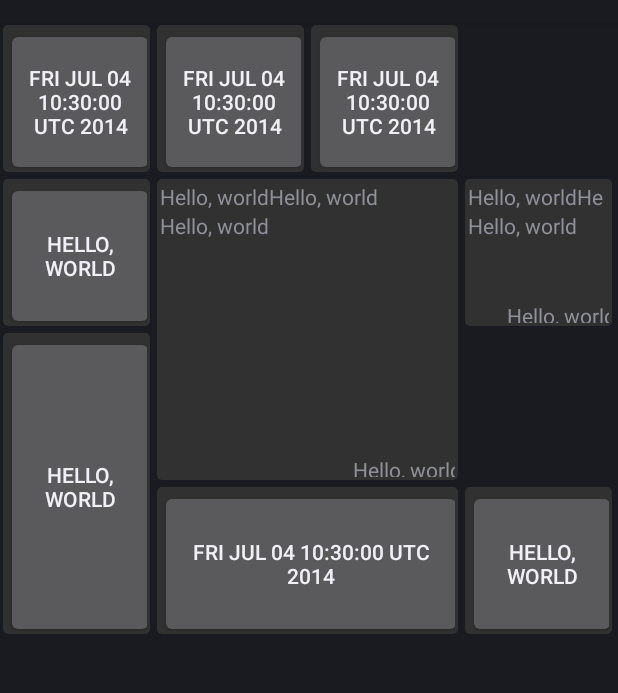
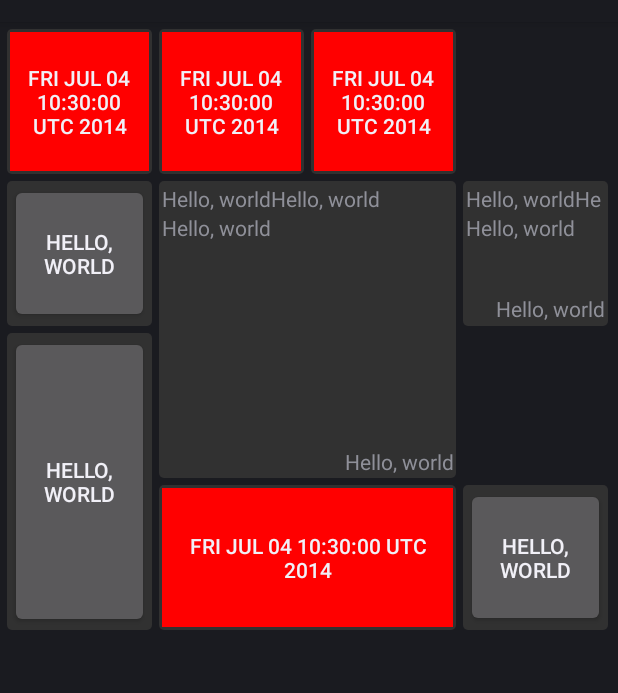
Before and after one commit to wealdtech/wealdtech-android, an Android app: the screen it shows after launch (TestActivity), on a phone screen of 412 x 824 dp, the part 62-755 px from its top. Run offline under Robolectric (Android 15) with nearby library versions, the phone set to English and light mode, and no system bars; libraries missing offline, so code that uses them is left out: ch.qos.logback, org.slf4j; 3 statements that could not run were skipped.

Commit message:
Fix tile layout and sizing

```diff
--- a/wealdtech-tiles/src/main/java/com/wealdtech/android/TestActivity.java
+++ b/wealdtech-tiles/src/main/java/com/wealdtech/android/TestActivity.java
@@ -6,7 +6,9 @@ import ch.qos.logback.classic.android.BasicLogcatConfigurator;
 import com.wealdtech.android.providers.DateProvider;
 import com.wealdtech.android.providers.PresetTextProvider;
 import com.wealdtech.android.providers.Provider;
-import com.wealdtech.android.tiles.*;
+import com.wealdtech.android.tiles.ClockTile;
+import com.wealdtech.android.tiles.MultiTextTile;
+import com.wealdtech.android.tiles.TextTile;
 import org.slf4j.Logger;
 import org.slf4j.LoggerFactory;
 
@@ -18,45 +20,79 @@ public class TestActivity extends Activity
 {
   private static final Logger LOG = LoggerFactory.getLogger(TestActivity.class);
 
+  Provider<Date> clockProvider;
+  Provider<String> textProvider;
+
+  public TestActivity()
+  {
+    clockProvider = new DateProvider();
+    textProvider = new PresetTextProvider("Hello, world");
+    holder = new ViewHolder();
+    BasicLogcatConfigurator.configureDefaultContext();
+  }
+
+  private class ViewHolder
+  {
+    public TextTile textTile1;
+    public TextTile textTile2;
+    public TextTile textTile3;
+    public ClockTile clockTile1;
+    public ClockTile clockTile2;
+    public ClockTile clockTile3;
+    public ClockTile clockTile4;
+    public MultiTextTile multiTextTile1;
+    public MultiTextTile multiTextTile2;
+  }
+  private ViewHolder holder;
+
   @Override
   public void onCreate(final Bundle savedInstanceState)
   {
     super.onCreate(savedInstanceState);
 
-    BasicLogcatConfigurator.configureDefaultContext();
-
-    LOG.error("Starting test activity");
-
     setContentView(R.layout.test_activity);
 
-    LOG.error("Finished setting content view");
-    final TileLayout layout = (TileLayout)findViewById(R.id.test_layout);
+//    final TileLayout layout = (TileLayout)findViewById(R.id.test_layout);
 
-    final Provider<Date> clockProvider = new DateProvider();
-    final Provider<String> textProvider = new PresetTextProvider("Hello, world");
+    holder.textTile1 = (TextTile)findViewById(R.id.test_layout_text_tile_1);
+    textProvider.addDataChangedListener(holder.textTile1);
+    holder.textTile2 = (TextTile)findViewById(R.id.test_layout_text_tile_2);
+    textProvider.addDataChangedListener(holder.textTile2);
+    holder.textTile3 = (TextTile)findViewById(R.id.test_layout_text_tile_3);
+    textProvider.addDataChangedListener(holder.textTile3);
 
-    final TextTile textTile1 = (TextTile)findViewById(R.id.test_layout_text_tile_1);
-    textProvider.addDataChangedListener(textTile1);
-    final TextTile textTile2 = (TextTile)findViewById(R.id.test_layout_text_tile_2);
-    textProvider.addDataChangedListener(textTile2);
-    final TextTile textTile3 = (TextTile)findViewById(R.id.test_layout_text_tile_3);
-    textProvider.addDataChangedListener(textTile3);
+    holder.clockTile1 = (ClockTile)findViewById(R.id.test_layout_clock_tile_1);
+    clockProvider.addDataChangedListener(holder.clockTile1);
+    holder.clockTile2 = (ClockTile)findViewById(R.id.test_layout_clock_tile_2);
+    clockProvider.addDataChangedListener(holder.clockTile2);
+    holder.clockTile3 = (ClockTile)findViewById(R.id.test_layout_clock_tile_3);
+    clockProvider.addDataChangedListener(holder.clockTile3);
+    holder.clockTile4 = (ClockTile)findViewById(R.id.test_layout_clock_tile_4);
+    clockProvider.addDataChangedListener(holder.clockTile4);
 
-    final ClockTile clockTile1 = (ClockTile)findViewById(R.id.test_layout_clock_tile_1);
-    clockProvider.addDataChangedListener(clockTile1);
-    final ClockTile clockTile2 = (ClockTile)findViewById(R.id.test_layout_clock_tile_2);
-    clockProvider.addDataChangedListener(clockTile2);
-    final ClockTile clockTile3 = (ClockTile)findViewById(R.id.test_layout_clock_tile_3);
-    clockProvider.addDataChangedListener(clockTile3);
-    final ClockTile clockTile4 = (ClockTile)findViewById(R.id.test_layout_clock_tile_4);
-    clockProvider.addDataChangedListener(clockTile4);
-
-    final MultiTextTile multiTextTile1 = (MultiTextTile)findViewById(R.id.test_layout_multi_text_tile_1);
-    textProvider.addDataChangedListener(multiTextTile1);
-    final MultiTextTile multiTextTile2 = (MultiTextTile)findViewById(R.id.test_layout_multi_text_tile_2);
-    textProvider.addDataChangedListener(multiTextTile2);
+    holder.multiTextTile1 = (MultiTextTile)findViewById(R.id.test_layout_multi_text_tile_1);
+    textProvider.addDataChangedListener(holder.multiTextTile1);
+    holder.multiTextTile2 = (MultiTextTile)findViewById(R.id.test_layout_multi_text_tile_2);
+    textProvider.addDataChangedListener(holder.multiTextTile2);
 
     clockProvider.startProviding();
     textProvider.startProviding();
   }
+
+  @Override
+  public void onDestroy()
+  {
+    clockProvider.stopProviding();
+    textProvider.stopProviding();
+    textProvider.removeDataChangedListener(holder.textTile1);
+    textProvider.removeDataChangedListener(holder.textTile2);
+    textProvider.removeDataChangedListener(holder.textTile3);
+    clockProvider.removeDataChangedListener(holder.clockTile1);
+    clockProvider.removeDataChangedListener(holder.clockTile2);
+    clockProvider.removeDataChangedListener(holder.clockTile3);
+    clockProvider.removeDataChangedListener(holder.clockTile4);
+    textProvider.removeDataChangedListener(holder.multiTextTile1);
+    textProvider.removeDataChangedListener(holder.multiTextTile2);
+    super.onDestroy();
+  }
 }
--- a/wealdtech-tiles/src/main/java/com/wealdtech/android/providers/AbstractProvider.java
+++ b/wealdtech-tiles/src/main/java/com/wealdtech/android/providers/AbstractProvider.java
@@ -101,6 +101,12 @@ public abstract class AbstractProvider<T> implements Provider<T>
     listener.setProvider(this);
   }
 
+  @Override
+  public void removeDataChangedListener(final DataChangedListener<T> listener)
+  {
+    listeners.remove(listener);
+  }
+
   protected void notifyListeners()
   {
     for (final DataChangedListener<T> listener : listeners)
--- a/wealdtech-tiles/src/main/java/com/wealdtech/android/providers/Provider.java
+++ b/wealdtech-tiles/src/main/java/com/wealdtech/android/providers/Provider.java
@@ -18,6 +18,8 @@ public interface Provider<T>
    */
   void addDataChangedListener(DataChangedListener<T> listener);
 
+  void removeDataChangedListener(DataChangedListener<T> listener);
+
   void startProviding();
 
   void stopProviding();
--- a/wealdtech-tiles/src/main/java/com/wealdtech/android/tiles/ClockTile.java
+++ b/wealdtech-tiles/src/main/java/com/wealdtech/android/tiles/ClockTile.java
@@ -1,6 +1,7 @@
 package com.wealdtech.android.tiles;
 
 import android.content.Context;
+import android.graphics.Color;
 import android.util.AttributeSet;
 import android.view.ViewGroup;
 import android.widget.Button;
@@ -40,7 +41,7 @@ public class ClockTile extends Tile<Date> implements DataChangedListener<Date>
     holder.display = new Button(context);
     holder.display.setLayoutParams(new ViewGroup.LayoutParams(ViewGroup.LayoutParams.MATCH_PARENT,
                                                               ViewGroup.LayoutParams.MATCH_PARENT));
-
+    holder.display.setBackgroundColor(Color.RED);
     addView(holder.display);
   }
 
--- a/wealdtech-tiles/src/main/java/com/wealdtech/android/tiles/TextTile.java
+++ b/wealdtech-tiles/src/main/java/com/wealdtech/android/tiles/TextTile.java
@@ -11,7 +11,7 @@ import org.slf4j.LoggerFactory;
 /**
  * A tile which shows text
  */
-public class TextTile extends Tile<String> implements DataChangedListener<String>, TileExpandedListener
+public class TextTile extends Tile<String> implements DataChangedListener<String>
 {
   private static final Logger LOG = LoggerFactory.getLogger(TextTile.class);
 
--- a/wealdtech-tiles/src/main/java/com/wealdtech/android/tiles/Tile.java
+++ b/wealdtech-tiles/src/main/java/com/wealdtech/android/tiles/Tile.java
@@ -124,4 +124,14 @@ public abstract class Tile<T> extends FrameLayout
       super(params);
     }
   }
+
+  public void onTileExpanded()
+  {
+  }
+
+  public void onTileContracted()
+  {
+  }
+
+
 }
--- a/wealdtech-tiles/src/main/java/com/wealdtech/android/tiles/TileExpandedListener.java
+++ /dev/null
@@ -1,11 +0,0 @@
-package com.wealdtech.android.tiles;
-
-/**
- * Listener for tiles expanding and contracting
- */
-public interface TileExpandedListener
-{
-  void onTileExpanded();
-
-  void onTileContracted();
-}
--- a/wealdtech-tiles/src/main/java/com/wealdtech/android/tiles/TileLayout.java
+++ b/wealdtech-tiles/src/main/java/com/wealdtech/android/tiles/TileLayout.java
@@ -23,6 +23,7 @@ public class TileLayout extends ViewGroup
   private int rows = 4;
   private int columns = 4;
   private float spacing = 3;
+  private float tileUnit = -1;
 
   private boolean childAltered = false;
 
@@ -60,7 +61,7 @@ public class TileLayout extends ViewGroup
       }
       else if (attr == R.styleable.TileLayout_spacing)
       {
-        spacing = a.getDimension(attr, spacing);
+        spacing = (int)a.getDimension(attr, spacing);
       }
     }
     a.recycle();
@@ -85,33 +86,35 @@ public class TileLayout extends ViewGroup
     {
       childAltered = false;
       final int width = r - l;
-      final int side = width / columns;
-      int children = getChildCount();
-      for (int i = 0; i < children; i++)
+      final int height = b - t;
+      final float tileUnit = (int)((width < height ? width - spacing : height - spacing)  / columns - spacing);
+      for (int i = 0; i < getChildCount(); i++)
       {
-        final View child = getChildAt(i);
-        final Tile.LayoutParams lp = (Tile.LayoutParams) child.getLayoutParams();
-        int left = (int) (lp.left * side + spacing / 2);
-        int right = (int) ((lp.left + lp.colSpan) * side - spacing / 2);
-        int top = (int) (lp.top * side + spacing / 2);
-        int bottom = (int) ((lp.top + lp.rowSpan) * side - spacing / 2);
-        child.layout(left, top, right, bottom);
+        final Tile tile = (Tile)getChildAt(i);
+        final Tile.LayoutParams lp = (Tile.LayoutParams) tile.getLayoutParams();
+        final int left = (int)(lp.left * tileUnit + ((lp.left + 1) * spacing));
+        final int right = (int)(left + (lp.colSpan * tileUnit) + ((lp.colSpan - 1) * spacing));
+        final int top = (int)(lp.top * tileUnit + ((lp.top + 1) * spacing));
+        final int bottom = top + (int)((lp.rowSpan * tileUnit) + ((lp.rowSpan - 1) * spacing));
+        tile.layout(left, top, right, bottom);
       }
     }
   }
 
+//  @Override
+//  public void onConfigurationChanged(final Configuration newConfig)
+//  {
+//    super.onConfigurationChanged(newConfig);
+//    // Recalculate width and height as they may have changed
+//  }
+
   @Override
   protected void onMeasure(int widthMeasureSpec, int heightMeasureSpec)
   {
-    measureVertical(widthMeasureSpec, heightMeasureSpec);
-  }
-
-  private void measureVertical(int widthMeasureSpec, int heightMeasureSpec)
-  {
-    int widthMode = MeasureSpec.getMode(widthMeasureSpec);
-    int heightMode = MeasureSpec.getMode(heightMeasureSpec);
-    int width = 0;
-    int height = 0;
+    final int widthMode = MeasureSpec.getMode(widthMeasureSpec);
+    final int heightMode = MeasureSpec.getMode(heightMeasureSpec);
+    int width;
+    int height;
 
     if (widthMode == MeasureSpec.AT_MOST || widthMode == MeasureSpec.EXACTLY)
     {
@@ -119,35 +122,36 @@ public class TileLayout extends ViewGroup
     }
     else
     {
-      throw new RuntimeException("widthMeasureSpec must be AT_MOST or " + "EXACTLY not UNSPECIFIED when orientation == VERTICAL");
+      throw new RuntimeException("widthMeasureSpec must be AT_MOST or EXACTLY not UNSPECIFIED when orientation == VERTICAL");
+    }
+    if (heightMode == MeasureSpec.AT_MOST || heightMode == MeasureSpec.EXACTLY)
+    {
+      height = MeasureSpec.getSize(heightMeasureSpec);
+    }
+    else
+    {
+      throw new RuntimeException("heightMeasureSpec must be AT_MOST or EXACTLY not UNSPECIFIED when orientation == VERTICAL");
     }
 
 
-    View child = null;
-    int row = 0;
-    int side = width / columns;
-    int childCount = getChildCount();
-    for (int i = 0; i < childCount; i++)
+    // Tile unit is the size of the side of a tile
+    final float tileUnit = (width < height ? width - spacing : height - spacing)  / columns - spacing;
+    for (int i = 0; i < getChildCount(); i++)
     {
-      child = getChildAt(i);
+      final Tile child = (Tile)getChildAt(i);
 
       Tile.LayoutParams lp = (Tile.LayoutParams) child.getLayoutParams();
 
-      if (lp.top + lp.rowSpan > row)
-      {
-        row = lp.top + lp.rowSpan;
-      }
-
-      int childHeight = lp.rowSpan * side;
-      int childWidth = lp.colSpan * side;
+      final int childWidth = (int)((lp.colSpan * tileUnit) + ((lp.colSpan - 1) * spacing));
+      final int childHeight = (int)((lp.rowSpan * tileUnit) + ((lp.rowSpan - 1) * spacing));
       int heightSpec = MeasureSpec.makeMeasureSpec(childHeight, MeasureSpec.EXACTLY);
       int widthSpec = MeasureSpec.makeMeasureSpec(childWidth, MeasureSpec.EXACTLY);
 
       child.measure(widthSpec, heightSpec);
     }
-    height = row * side;
-    // TODO: Figure out a good way to use the heightMeasureSpec...
 
+    width = (int)(((tileUnit + spacing) * columns) + spacing);
+    height = (int)(((tileUnit + spacing) * rows) + spacing);
     setMeasuredDimension(width, height);
   }
 
@@ -282,17 +286,19 @@ public class TileLayout extends ViewGroup
   public class ExpandClickListener implements OnClickListener
   {
     @Override
-    public void onClick(final View v)
+    public void onClick(final View view)
     {
-      final Tile.LayoutParams spec = (Tile.LayoutParams) v.getLayoutParams();
+      final Tile.LayoutParams spec = (Tile.LayoutParams) view.getLayoutParams();
+      final Tile tile = (Tile)view;
 
       final OnClickListener contractClickListener = new ContractClickListener(spec.left, spec.top, spec.colSpan, spec.rowSpan);
       spec.top = 0;
       spec.left = 0;
       spec.colSpan = columns;
       spec.rowSpan = rows;
-      v.setOnClickListener(contractClickListener);
-      v.bringToFront();
+      tile.setOnClickListener(contractClickListener);
+      tile.onTileExpanded();
+      tile.bringToFront();
       childAltered = true;
       invalidate();
     }
@@ -313,15 +319,17 @@ public class TileLayout extends ViewGroup
       this.rowSpan = rowSpan;
     }
 
-    public void onClick(final View v)
+    public void onClick(final View view)
     {
-      final Tile.LayoutParams spec = (Tile.LayoutParams) v.getLayoutParams();
+      final Tile.LayoutParams spec = (Tile.LayoutParams) view.getLayoutParams();
+      final Tile tile = (Tile)view;
       spec.left = left;
       spec.top = top;
       spec.colSpan = colSpan;
       spec.rowSpan = rowSpan;
-      v.setOnClickListener(new ExpandClickListener());
-      v.bringToFront();
+      tile.setOnClickListener(new ExpandClickListener());
+      tile.onTileContracted();
+      tile.bringToFront();
       childAltered = true;
       invalidate();
     }
--- a/wealdtech-tiles/src/main/res/layout/test_activity.xml
+++ b/wealdtech-tiles/src/main/res/layout/test_activity.xml
@@ -7,7 +7,9 @@
     android:id="@+id/test_layout"
     wealdtech:columns="4"
     wealdtech:rows="4"
-    wealdtech:spacing="5dp">
+    wealdtech:spacing="5dp"
+    android:padding="0dp"
+    android:layout_margin="0dp">
 
     <com.wealdtech.android.tiles.ClockTile
         android:id="@+id/test_layout_clock_tile_1"
@@ -16,7 +18,9 @@
         wealdtech:tile_top="0"
         wealdtech:tile_left="0"
         wealdtech:tile_colspan="1"
-        wealdtech:tile_rowspan="1" />
+        wealdtech:tile_rowspan="1"
+        android:padding="0dp"
+        android:layout_margin="0dp"/>
 
     <com.wealdtech.android.tiles.ClockTile
         android:id="@+id/test_layout_clock_tile_2"
@@ -26,7 +30,9 @@
         wealdtech:tile_left="1"
         wealdtech:tile_rowspan="1"
         wealdtech:tile_colspan="1"
-        wealdtech:tile_expandable="false" />
+        wealdtech:tile_expandable="false"
+        android:padding="0dp"
+        android:layout_margin="0dp"/>
 
     <com.wealdtech.android.tiles.ClockTile
         android:id="@+id/test_layout_clock_tile_3"
@@ -36,7 +42,9 @@
         wealdtech:tile_left="2"
         wealdtech:tile_rowspan="1"
         wealdtech:tile_colspan="1"
-        wealdtech:tile_expandable="false" />
+        wealdtech:tile_expandable="false"
+        android:padding="0dp"
+        android:layout_margin="0dp"/>
 
     <com.wealdtech.android.tiles.ClockTile
         android:id="@+id/test_layout_clock_tile_4"
@@ -45,7 +53,9 @@
         wealdtech:tile_top="3"
         wealdtech:tile_left="1"
         wealdtech:tile_rowspan="1"
-        wealdtech:tile_colspan="2" />
+        wealdtech:tile_colspan="2"
+        android:padding="0dp"
+        android:layout_margin="0dp"/>
 
     <com.wealdtech.android.tiles.TextTile
         android:id="@+id/test_layout_text_tile_1"
@@ -54,7 +64,9 @@
         wealdtech:tile_top="1"
         wealdtech:tile_left="0"
         wealdtech:tile_rowspan="1"
-        wealdtech:tile_colspan="1" />
+        wealdtech:tile_colspan="1"
+        android:padding="0dp"
+        android:layout_margin="0dp"/>
 
     <com.wealdtech.android.tiles.MultiTextTile
         android:id="@+id/test_layout_multi_text_tile_1"
@@ -63,7 +75,9 @@
         wealdtech:tile_top="1"
         wealdtech:tile_left="1"
         wealdtech:tile_rowspan="2"
-        wealdtech:tile_colspan="2" />
+        wealdtech:tile_colspan="2"
+        android:padding="0dp"
+        android:layout_margin="0dp"/>
 
     <com.wealdtech.android.tiles.MultiTextTile
         android:id="@+id/test_layout_multi_text_tile_2"
@@ -72,7 +86,9 @@
         wealdtech:tile_top="1"
         wealdtech:tile_left="3"
         wealdtech:tile_rowspan="1"
-        wealdtech:tile_colspan="1" />
+        wealdtech:tile_colspan="1"
+        android:padding="0dp"
+        android:layout_margin="0dp"/>
 
     <com.wealdtech.android.tiles.TextTile
         android:id="@+id/test_layout_text_tile_2"
@@ -81,7 +97,9 @@
         wealdtech:tile_top="2"
         wealdtech:tile_left="0"
         wealdtech:tile_rowspan="2"
-        wealdtech:tile_colspan="1" />
+        wealdtech:tile_colspan="1"
+        android:padding="0dp"
+        android:layout_margin="0dp"/>
 
     <com.wealdtech.android.tiles.TextTile
         android:id="@+id/test_layout_text_tile_3"
@@ -90,7 +108,9 @@
         wealdtech:tile_top="3"
         wealdtech:tile_left="3"
         wealdtech:tile_rowspan="1"
-        wealdtech:tile_colspan="1" />
+        wealdtech:tile_colspan="1"
+        android:padding="0dp"
+        android:layout_margin="0dp"/>
 
     <!--
         <com.wealdtech.android.tiles.ClockTile android:id="@+id/test_layout_clock_tile_1"
```
Also changed, not shown: 1 other file.
